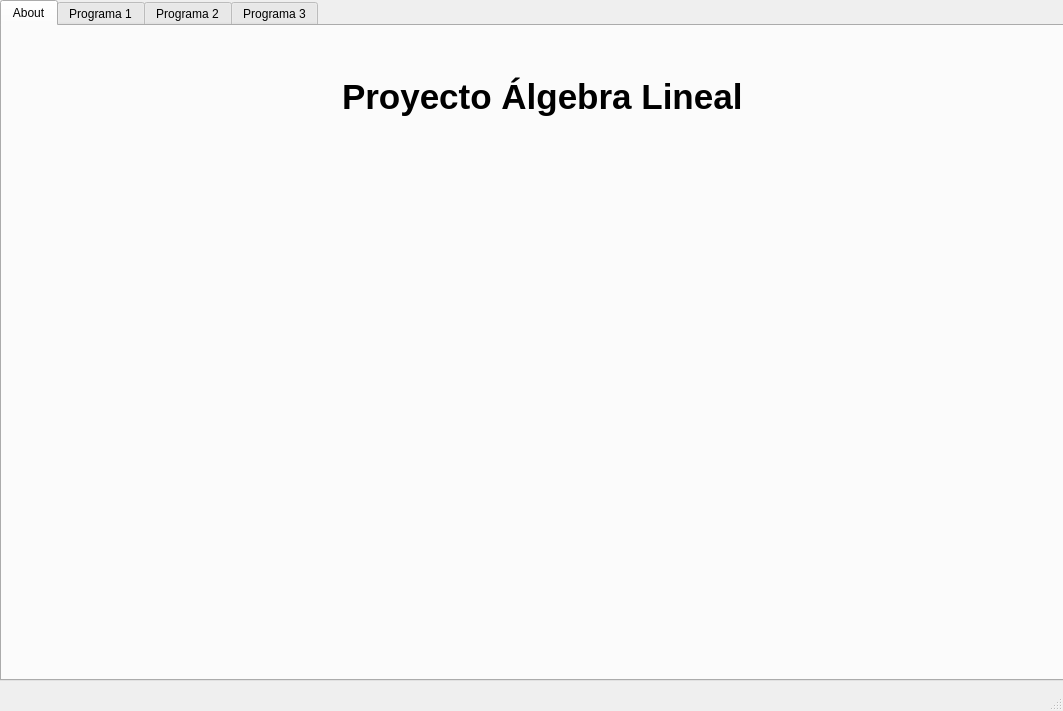
Old version of the form ProgramaConUI/InterfazMenu.ui in the repository bryanjimenezchacon/Progra1Algebra.
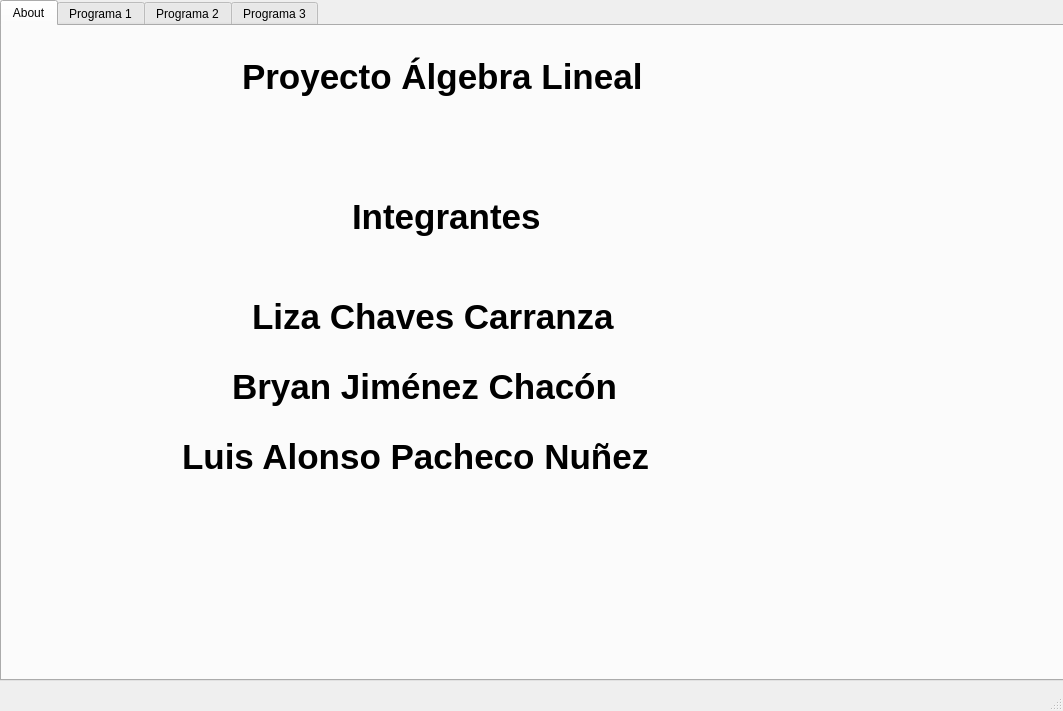
New version of the form. The open tabs and pages were chosen to show the change.

Commit message: Interfaz para mi compu

Patch:
```diff
--- a/ProgramaConUI/InterfazMenu.ui
+++ b/ProgramaConUI/InterfazMenu.ui
@@ -39,8 +39,8 @@
      <widget class="QLabel" name="label_4">
       <property name="geometry">
        <rect>
-        <x>340</x>
-        <y>30</y>
+        <x>240</x>
+        <y>10</y>
         <width>661</width>
         <height>81</height>
        </rect>
@@ -59,6 +59,98 @@
        <bool>false</bool>
       </property>
      </widget>
+     <widget class="QLabel" name="label_17">
+      <property name="geometry">
+       <rect>
+        <x>350</x>
+        <y>150</y>
+        <width>661</width>
+        <height>81</height>
+       </rect>
+      </property>
+      <property name="font">
+       <font>
+        <pointsize>26</pointsize>
+        <weight>75</weight>
+        <bold>true</bold>
+       </font>
+      </property>
+      <property name="text">
+       <string>Integrantes</string>
+      </property>
+      <property name="scaledContents">
+       <bool>false</bool>
+      </property>
+     </widget>
+     <widget class="QLabel" name="label_19">
+      <property name="geometry">
+       <rect>
+        <x>250</x>
+        <y>250</y>
+        <width>661</width>
+        <height>81</height>
+       </rect>
+      </property>
+      <property name="font">
+       <font>
+        <pointsize>26</pointsize>
+        <weight>75</weight>
+        <bold>true</bold>
+       </font>
+      </property>
+      <property name="text">
+       <string>Liza Chaves Carranza</string>
+      </property>
+      <property name="scaledContents">
+       <bool>false</bool>
+      </property>
+     </widget>
+     <widget class="QLabel" name="label_20">
+      <property name="geometry">
+       <rect>
+        <x>230</x>
+        <y>320</y>
+        <width>661</width>
+        <height>81</height>
+       </rect>
+      </property>
+      <property name="font">
+       <font>
+        <pointsize>26</pointsize>
+        <weight>75</weight>
+        <bold>true</bold>
+       </font>
+      </property>
+      <property name="text">
+       <string>Bryan Jiménez Chacón</string>
+      </property>
+      <property name="scaledContents">
+       <bool>false</bool>
+      </property>
+     </widget>
+     <widget class="QLabel" name="label_21">
+      <property name="geometry">
+       <rect>
+        <x>180</x>
+        <y>390</y>
+        <width>661</width>
+        <height>81</height>
+       </rect>
+      </property>
+      <property name="font">
+       <font>
+        <pointsize>26</pointsize>
+        <weight>75</weight>
+        <bold>true</bold>
+       </font>
+      </property>
+      <property name="text">
+       <string>Luis Alonso Pacheco Nuñez</string>
+      </property>
+      <property name="scaledContents">
+       <bool>false</bool>
+      </property>
+     </widget>
     </widget>
     <widget class="QWidget" name="TabP1">
      <attribute name="title">
```
Left out of the diff: 422 changed lines with no effect on the pictures.
